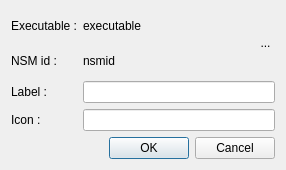
Old version of the form resources/ui/client_properties.ui in the repository Houston4444/RaySession.
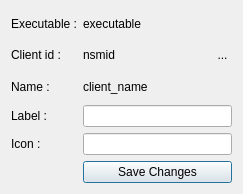
New version of the form. Icons and pictures are not drawn.

Commit message: arrange client properties window

What changed in the file:
```diff
--- a/resources/ui/client_properties.ui
+++ b/resources/ui/client_properties.ui
@@ -6,8 +6,8 @@
    <rect>
     <x>0</x>
     <y>0</y>
-    <width>286</width>
-    <height>170</height>
+    <width>243</width>
+    <height>194</height>
    </rect>
   </property>
   <property name="windowTitle">
@@ -17,7 +17,7 @@
    <item row="1" column="0">
     <widget class="QLabel" name="label_3">
      <property name="text">
-      <string>NSM id :</string>
+      <string>Client id :</string>
      </property>
     </widget>
    </item>
@@ -34,35 +34,21 @@
      </property>
     </widget>
    </item>
-   <item row="0" column="1">
-    <widget class="QLabel" name="labelExecutable">
-     <property name="text">
-      <string>executable</string>
-     </property>
-    </widget>
-   </item>
-   <item row="3" column="0">
-    <widget class="QLabel" name="label_5">
-     <property name="text">
-      <string>Icon :</string>
-     </property>
-    </widget>
-   </item>
-   <item row="1" column="1">
+   <item row="1" column="1" colspan="2">
     <widget class="QLabel" name="labelId">
      <property name="text">
       <string>nsmid</string>
      </property>
     </widget>
    </item>
-   <item row="2" column="0">
-    <widget class="QLabel" name="label_6">
+   <item row="4" column="0">
+    <widget class="QLabel" name="label_5">
      <property name="text">
-      <string>Label :</string>
+      <string>Icon :</string>
      </property>
     </widget>
    </item>
-   <item row="0" column="2" rowspan="2">
+   <item row="0" column="3" rowspan="3">
     <widget class="QToolButton" name="toolButtonIcon">
      <property name="styleSheet">
       <string notr="true">QToolButton{border:none}</string>
@@ -75,25 +61,53 @@
      </property>
      <property name="iconSize">
       <size>
-       <width>32</width>
-       <height>32</height>
+       <width>48</width>
+       <height>48</height>
       </size>
      </property>
     </widget>
    </item>
-   <item row="2" column="1" colspan="2">
+   <item row="3" column="1" colspan="3">
     <widget class="QLineEdit" name="lineEditLabel"/>
    </item>
-   <item row="3" column="1" colspan="2">
+   <item row="4" column="1" colspan="3">
     <widget class="QLineEdit" name="lineEditIcon"/>
    </item>
-   <item row="4" column="0" colspan="3">
-    <widget class="QDialogButtonBox" name="buttonBox">
-     <property name="orientation">
-      <enum>Qt::Horizontal</enum>
+   <item row="3" column="0">
+    <widget class="QLabel" name="label_6">
+     <property name="text">
+      <string>Label :</string>
      </property>
-     <property name="standardButtons">
-      <set>QDialogButtonBox::Cancel|QDialogButtonBox::Ok</set>
+    </widget>
+   </item>
+   <item row="0" column="1" colspan="2">
+    <widget class="QLabel" name="labelExecutable">
+     <property name="text">
+      <string>executable</string>
+     </property>
+    </widget>
+   </item>
+   <item row="2" column="1" colspan="2">
+    <widget class="QLabel" name="labelClientName">
+     <property name="text">
+      <string>client_name</string>
+     </property>
+    </widget>
+   </item>
+   <item row="2" column="0">
+    <widget class="QLabel" name="label_2">
+     <property name="text">
+      <string>Name :</string>
+     </property>
+    </widget>
+   </item>
+   <item row="5" column="1" colspan="3">
+    <widget class="QPushButton" name="pushButton">
+     <property name="text">
+      <string>Save Changes</string>
+     </property>
+     <property name="icon">
+      <iconset theme="document-save"/>
      </property>
     </widget>
    </item>
```
Left out of the diff: 37 changed lines with no effect on the pictures. The commit also changes 3 other files.
